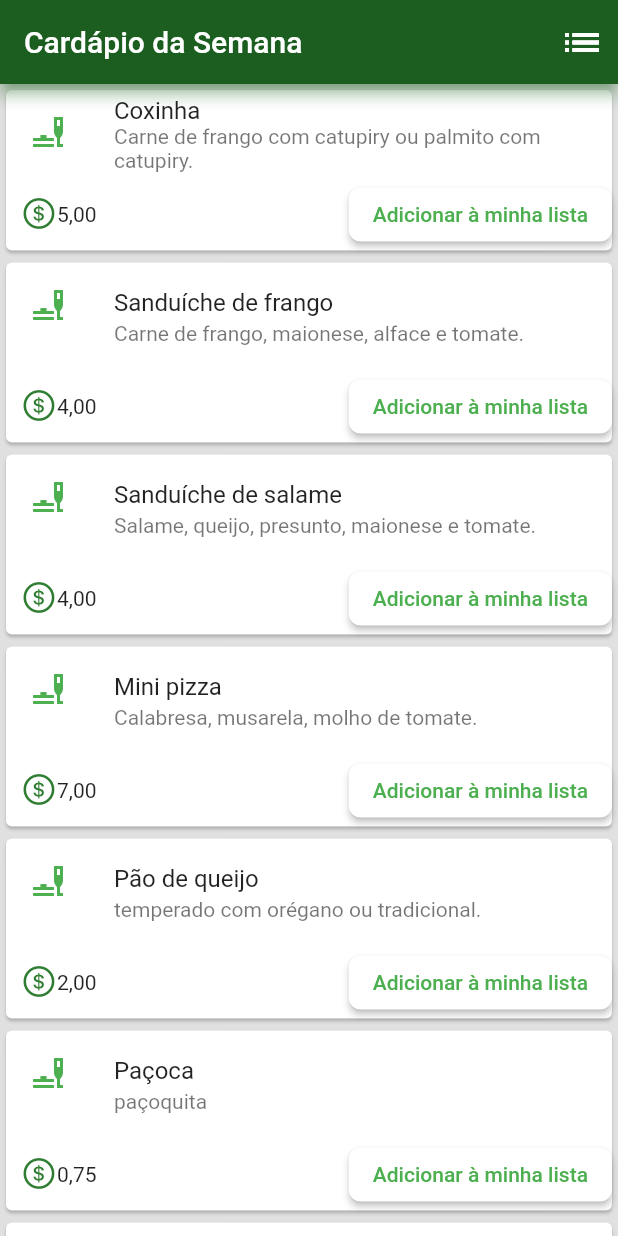
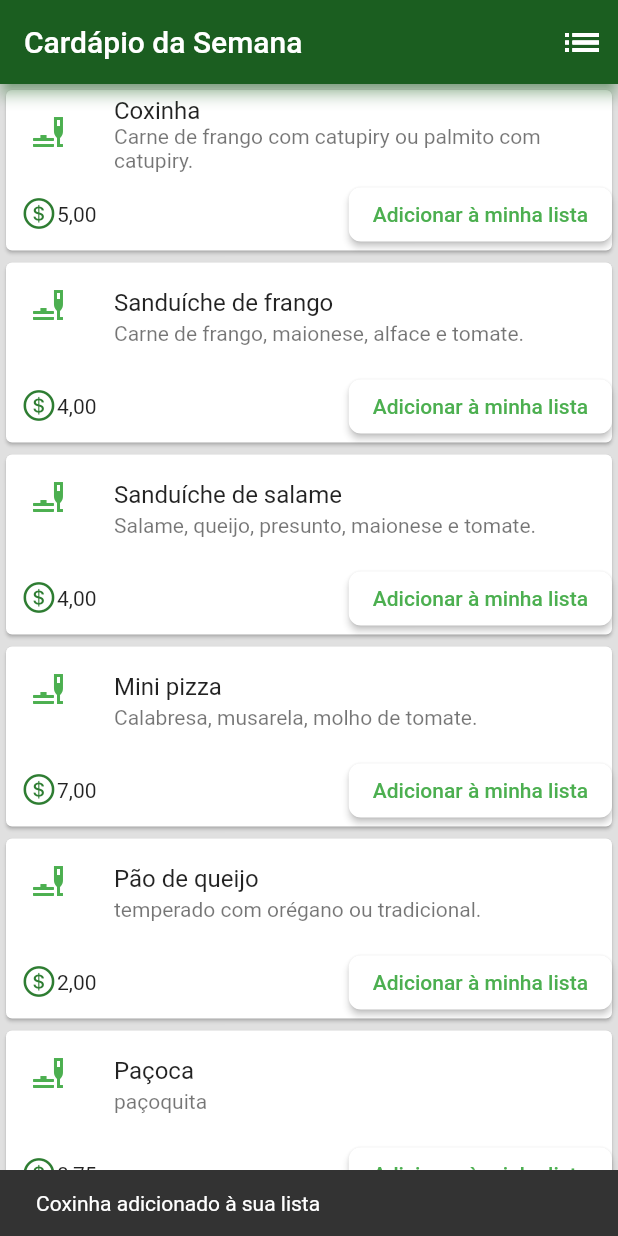
Before and after one commit to Nataliaartini/prog_I, a Flutter app: the screen it shows after launch, after a tap on "Adicionar à minha lista", on a phone screen of 412 x 824 dp. Run offline on Flutter 3.47's test engine with Material 2 defaults, Android fonts, the phone set to English and light mode, and no system bars.

Commit message:
adiciona snackbar com mensagem quando o item é adicionado na lista

```diff
--- a/app/menu/lib/cria_menu.dart
+++ b/app/menu/lib/cria_menu.dart
@@ -40,6 +40,7 @@ class CriaItem extends StatelessWidget {
                   const SizedBox(width: 8),
                   ElevatedButton(
                       onPressed: () {
+                        ScaffoldMessenger.of(context).showSnackBar(SnackBar(content: Text('$alimento adicionado à sua lista')));
                         atualizaLista.add(CriaItem(alimento, descricao, preco, atualizaLista));
                       },
                       child: Text('Adicionar à minha lista'),
```
